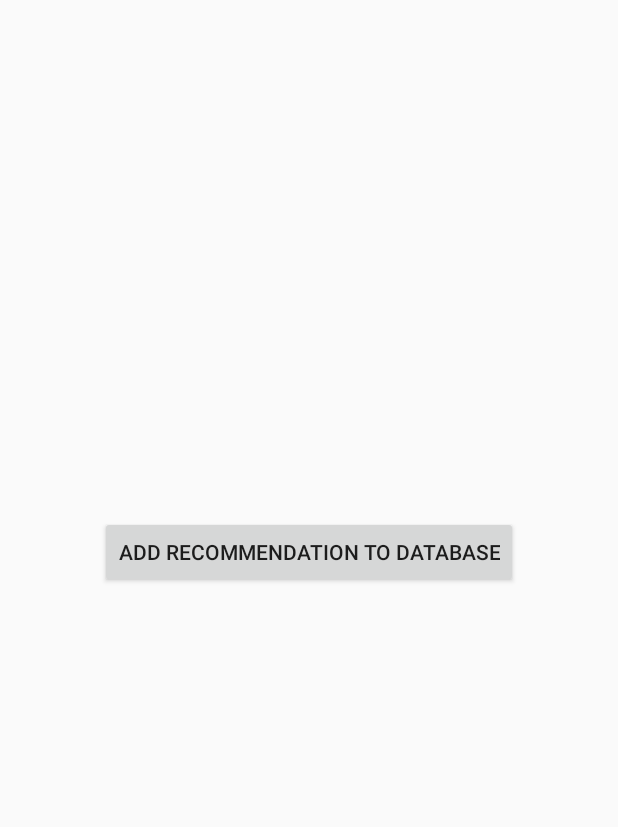
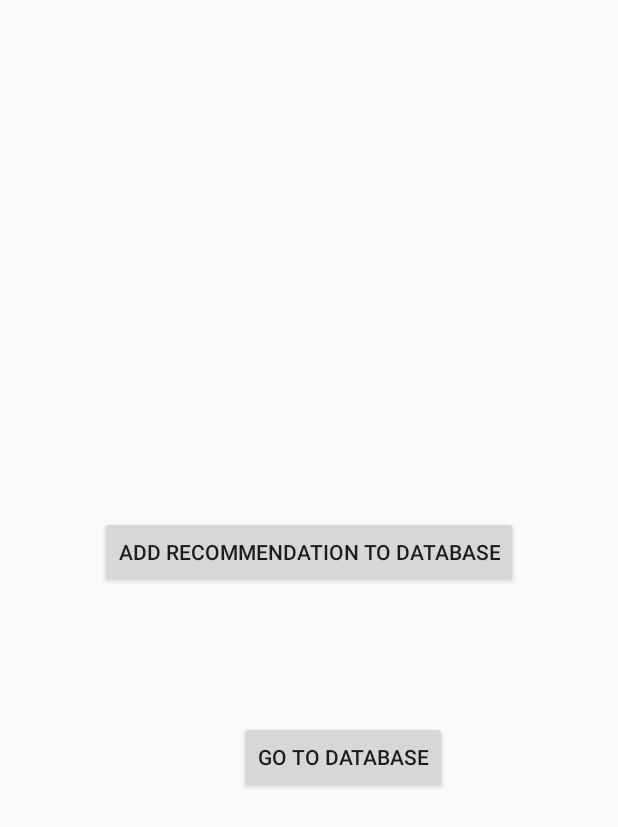
Before and after one commit to helmersj20/Senior-Project, an Android app: the Recommend screen opened directly, with no data from a screen before it, on a phone screen of 412 x 824 dp. Shown: the top 827 px of the screen. Run offline under Robolectric (Android 15) with nearby library versions, the light colour scheme and no system bars; 1 statement that could not run was skipped.

Commit message:
Implemented database to view past string jobs

```diff
--- a/app/src/main/AndroidManifest.xml
+++ b/app/src/main/AndroidManifest.xml
@@ -9,7 +9,8 @@
         android:roundIcon="@mipmap/ic_launcher_round"
         android:supportsRtl="true"
         android:theme="@style/AppTheme">
-        <activity android:name=".PowerLevel"></activity>
+        <activity android:name=".DatabaseView"></activity>
+        <activity android:name=".PowerLevel" />
         <activity android:name=".PriceLevel" />
         <activity android:name=".ArmInjuryHistory" />
         <activity
--- a/app/src/main/java/com/example/tennisstringrecommender/Recommend.java
+++ b/app/src/main/java/com/example/tennisstringrecommender/Recommend.java
@@ -5,19 +5,26 @@ import android.os.Bundle;
 
 import androidx.appcompat.app.AppCompatActivity;
 
+import android.view.View;
+import android.widget.Button;
 import android.widget.TextView;
+import android.widget.Toast;
 
 public class Recommend extends AppCompatActivity {
 
     String message;
     TextView recTextView;
     Player player;
+    DatabaseHelper databaseHelper;
 
     @Override
     protected void onCreate(Bundle savedInstanceState) {
         super.onCreate(savedInstanceState);
         setContentView(R.layout.activity_recommendation);
         String recString = "";
+        Button button3 = (Button) findViewById(R.id.button3);
+        Button button4 = (Button) findViewById(R.id.button4);
+        databaseHelper = new DatabaseHelper(this);
 
         Intent intent = getIntent();
         player = intent.getParcelableExtra("radioChosen");
@@ -27,7 +34,39 @@ public class Recommend extends AppCompatActivity {
         recTextView = findViewById(R.id.recommendation);
         recTextView.setText(recString);
 
+        final String finalRecString = recString;
+        button3.setOnClickListener(new View.OnClickListener() {
+            @Override
+            public void onClick(View view) {
+                String newEntry = finalRecString;
+                AddData(newEntry);
+//                startActivity(new Intent(MainActivity.this, ExperienceLevel.class));
+            }
+        });
 
+        button4.setOnClickListener(new View.OnClickListener() {
+            @Override
+            public void onClick(View view) {
+                startActivity(new Intent(Recommend.this, DatabaseView.class));
+            }
+        });
+
+
+    }
+
+    public void AddData(String newEntry) {
+        boolean insertData = databaseHelper.addData(newEntry);
+
+        if(insertData){
+            toastMessage("Recommendation Added to Database");
+        }
+        else{
+            toastMessage("Error");
+        }
+    }
+
+    private void toastMessage(String message){
+        Toast.makeText(this,message,Toast.LENGTH_SHORT);
     }
 //    public String recommend(String s){
 //        if(s.equals("BeginnerNoLow")){
--- a/app/src/main/java/com/example/tennisstringrecommender/Recommendation.java
+++ b/app/src/main/java/com/example/tennisstringrecommender/Recommendation.java
@@ -1,4 +1,6 @@
 package com.example.tennisstringrecommender;
 
 public class Recommendation {
+
+
 }
--- a/app/src/main/res/layout/activity_recommendation.xml
+++ b/app/src/main/res/layout/activity_recommendation.xml
@@ -52,4 +52,20 @@
         app:layout_constraintStart_toStartOf="parent"
         app:layout_constraintTop_toTopOf="parent" />
 
+    <Button
+        android:id="@+id/button4"
+        android:layout_width="wrap_content"
+        android:layout_height="wrap_content"
+        android:layout_marginBottom="272dp"
+        android:layout_marginEnd="113dp"
+        android:layout_marginLeft="158dp"
+        android:layout_marginRight="113dp"
+        android:layout_marginStart="158dp"
+        android:layout_marginTop="65dp"
+        android:text="Go to Database"
+        app:layout_constraintBottom_toBottomOf="parent"
+        app:layout_constraintEnd_toEndOf="parent"
+        app:layout_constraintStart_toStartOf="parent"
+        app:layout_constraintTop_toBottomOf="@+id/button3" />
+
 </androidx.constraintlayout.widget.ConstraintLayout>
```
Also changed, not shown: app/src/main/java/com/example/tennisstringrecommender/DatabaseHelper.java (+8 -0 lines), app/src/main/java/com/example/tennisstringrecommender/DatabaseView.java (added, +43 -0 lines), app/src/main/java/com/example/tennisstringrecommender/MainActivity.java (+11 -0 lines), app/src/main/res/layout/activity_database_view.xml (added, +15 -0 lines).
